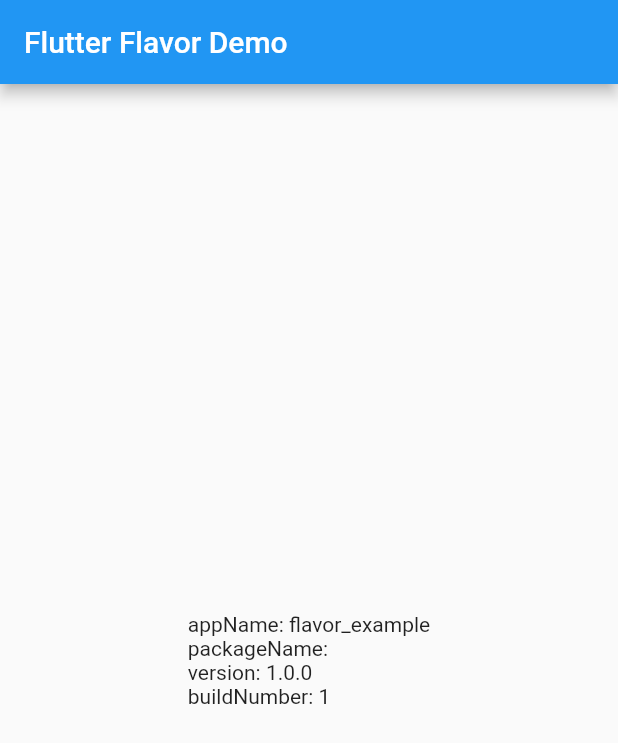
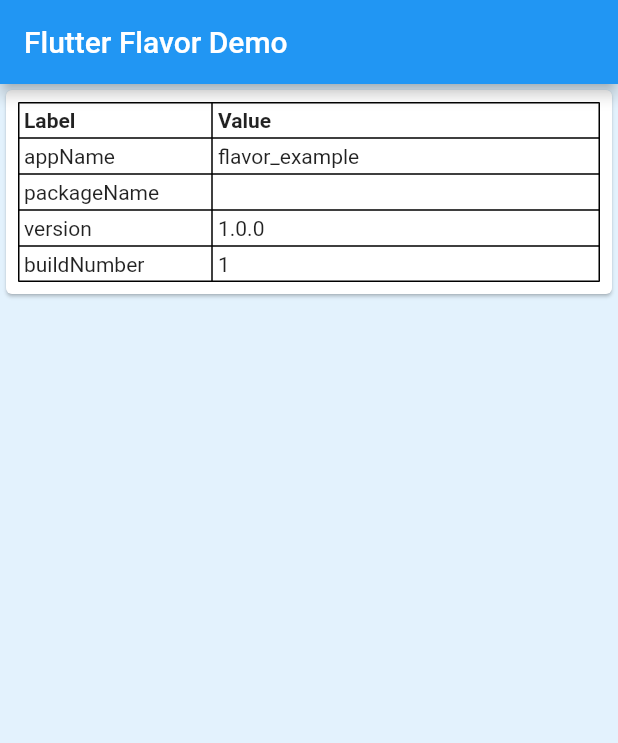
Before and after one commit to mono0926/flutter-flavor-example, a Flutter app: the screen it shows after launch, on a phone screen of 412 x 824 dp. Shown: the top 743 px of the screen. Run offline on Flutter 3.47's test engine with Material 2 defaults, Android fonts, the phone set to English and light mode, and no system bars; our stand-ins replace package_info; missing offline and left inert: simple_logger.

Commit message:
Enhance table

```diff
--- a/lib/main.dart
+++ b/lib/main.dart
@@ -18,6 +18,7 @@ class HomePage extends StatelessWidget {
   @override
   Widget build(BuildContext context) {
     return Scaffold(
+      backgroundColor: Colors.blue[50],
       appBar: AppBar(
         title: const Text('Flutter Flavor Demo'),
       ),
@@ -28,21 +29,59 @@ class HomePage extends StatelessWidget {
             return const CircularProgressIndicator();
           }
           final info = snap.data;
-          return Center(
-            child: Column(
-              mainAxisAlignment: MainAxisAlignment.center,
-              crossAxisAlignment: CrossAxisAlignment.start,
-              children: <Widget>[
-                InfoRow(label: 'appName', value: info.appName),
-                InfoRow(label: 'packageName', value: info.packageName),
-                InfoRow(label: 'version', value: info.version),
-                InfoRow(label: 'buildNumber', value: info.buildNumber),
-              ],
-            ),
+          return ListView(
+            children: [
+              Card(
+                child: Padding(
+                  padding: const EdgeInsets.all(8),
+                  child: Table(
+                    columnWidths: {
+                      0: const FlexColumnWidth(1),
+                      1: const FlexColumnWidth(2)
+                    },
+                    border: TableBorder.all(),
+                    children: [
+                      _buildRow(
+                        label: 'Label',
+                        value: 'Value',
+                        textStyle: const TextStyle(fontWeight: FontWeight.bold),
+                      ),
+                      _buildRow(label: 'appName', value: info.appName),
+                      _buildRow(label: 'packageName', value: info.packageName),
+                      _buildRow(label: 'version', value: info.version),
+                      _buildRow(label: 'buildNumber', value: info.buildNumber),
+                    ],
+                  ),
+                ),
+              )
+            ],
           );
         },
       ),
     );
+  }
+
+  TableRow _buildRow({
+    @required String label,
+    @required String value,
+    TextStyle textStyle,
+  }) {
+    return TableRow(children: [
+      Padding(
+        padding: const EdgeInsets.all(4),
+        child: Text(
+          label,
+          style: textStyle,
+        ),
+      ),
+      Padding(
+        padding: const EdgeInsets.all(4),
+        child: Text(
+          value,
+          style: textStyle,
+        ),
+      ),
+    ]);
   }
 }
 
```
